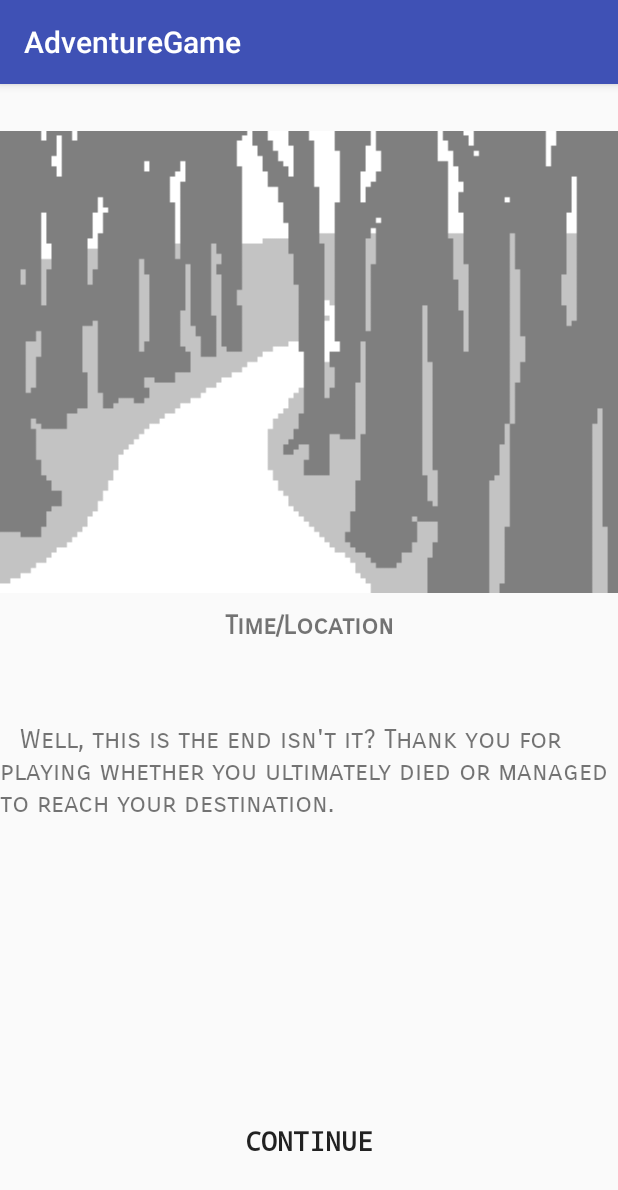
After one commit to Ji-Rath/AdventureGame, an Android app: the Finish screen opened directly, with no data from a screen before it, on a phone screen of 412 x 824 dp. The commit adds this screen. Shown: the top 1190 px of the screen. Run offline under Robolectric (Android 15) with nearby library versions, the phone set to English and light mode, and no system bars; 2 statements that could not run were skipped.

Commit message:
- Finishing touches, add end game - fix minor bugs - QoL adjustments

```diff
--- a/app/src/main/java/com/example/gareth_aguilar/adventuregame/Encounter.java
+++ b/app/src/main/java/com/example/gareth_aguilar/adventuregame/Encounter.java
@@ -35,9 +35,9 @@ public class Encounter extends AppCompatActivity {
         Intent intent = getIntent();
         if(intent.getExtras() != null) {
             game = (AdventureGame) intent.getSerializableExtra("Game");
-            p = rand.nextInt(2);
+            p = rand.nextInt(3);
             while (!game.getPlayer(p).isAvailable()) {
-                p = rand.nextInt(2);
+                p = rand.nextInt(3);
             }
             encounter = game.randomEvent(p, btn_left, btn_right, txt_main, img_main);
         }
@@ -48,7 +48,7 @@ public class Encounter extends AppCompatActivity {
                 String str  = "";
                 switch(encounter) {
                     case 0:
-                        txt_main.setText("One of the thieves draw their knife, "+game.getPlayer(p).getName()+"battles it out with his fists.");
+                        txt_main.setText("One of the thieves draw their knife, "+game.getPlayer(p).getName()+" battles it out with his fists.");
                         str += game.getPlayer(p).addHp(-30);
                         str += game.addProgress(-5);
                     break;
--- /dev/null
+++ b/app/src/main/java/com/example/gareth_aguilar/adventuregame/Finish.java
@@ -0,0 +1,56 @@
+package com.example.gareth_aguilar.adventuregame;
+
+import android.content.Intent;
+import android.os.Bundle;
+import android.support.v7.app.AppCompatActivity;
+import android.view.View;
+import android.widget.Button;
+import android.widget.ImageView;
+import android.widget.TextView;
+
+import java.util.Random;
+
+public class Finish extends AppCompatActivity {
+    private Button btn_finish_continue;
+    private TextView txt_time2, txt_finish;
+    private ImageView img_finish;
+    private AdventureGame game;
+    private Random rand;
+
+    @Override
+    protected void onCreate(Bundle savedInstanceState) {
+        super.onCreate(savedInstanceState);
+        setContentView(R.layout.activity_finish);
+        btn_finish_continue = findViewById(R.id.btn_finish_continue);
+        txt_time2 = findViewById(R.id.txt_time2);
+        txt_finish = findViewById(R.id.txt_finish);
+        img_finish = findViewById(R.id.img_finish);
+        rand = new Random();
+
+
+        Intent intent = getIntent();
+        Bundle extra = intent.getExtras();
+        if(extra != null) {
+            game = (AdventureGame) intent.getSerializableExtra("Game");
+        }
+
+        if(game.getProgress() >= 100) {
+            img_finish.setImageResource(R.drawable.merchant);
+        }
+
+        txt_finish.setText("\tWell, this is the end isn't it? Thank you for playing whether you ultimately died or managed to reach your destination.");
+
+        txt_time2.setText(game.getTime()+" | "+game.getLocation());
+
+        btn_finish_continue.setOnClickListener(new View.OnClickListener() {
+            @Override
+            public void onClick(View v) {
+                openMenuActivity();
+            }
+        });
+    }
+    public void openMenuActivity() {
+        Intent intent = new Intent(this, MainActivity.class);
+        startActivity(intent);
+    }
+}
--- a/app/src/main/java/com/example/gareth_aguilar/adventuregame/Player.java
+++ b/app/src/main/java/com/example/gareth_aguilar/adventuregame/Player.java
@@ -102,6 +102,9 @@ public class Player implements Serializable {
     }
     public String addSanity(int d) {
         sanity += d;
+        if(sanity>100) {
+            sanity = 100;
+        }
         if (d > 0) {
             return (getName() + ": (+" + d + " SANITY) ");
         } else {
--- a/app/src/main/java/com/example/gareth_aguilar/adventuregame/Rest.java
+++ b/app/src/main/java/com/example/gareth_aguilar/adventuregame/Rest.java
@@ -36,7 +36,8 @@ public class Rest extends AppCompatActivity {
 
         game.addDay();
         for(int i=0;i<3;i++) {
-            game.getPlayer(i).addSanity(40);
+            game.getPlayer(i).addSanity(50);
+            game.getPlayer(i).addHp(15);
         }
 
         switch(rand.nextInt(6)) {
--- a/app/src/main/res/layout/activity_campfire.xml
+++ b/app/src/main/res/layout/activity_campfire.xml
@@ -49,7 +49,8 @@
             android:id="@+id/img_camp" android:layout_marginTop="44dp" android:layout_alignParentTop="true"
             android:layout_marginBottom="105dp" android:layout_alignBottom="@+id/txt_camptime"
             android:layout_alignParentEnd="true" android:layout_marginEnd="14dp"
-            android:background="@drawable/campfire2"/>
+            android:background="@drawable/campfire2" android:layout_alignParentStart="true"
+            android:layout_marginStart="11dp"/>
     <Button
             android:text="Main Menu"
             android:layout_width="144dp"
--- a/app/src/main/res/layout/activity_encounter.xml
+++ b/app/src/main/res/layout/activity_encounter.xml
@@ -27,7 +27,7 @@
             app:layout_constraintTop_toTopOf="parent"
             android:id="@+id/txt_main"
             android:textSize="20sp" android:textAlignment="center" android:layout_marginTop="101dp"
-            android:layout_below="@+id/img_main"/>
+            android:layout_below="@+id/img_main" android:fontFamily="sans-serif-smallcaps"/>
     <TextView
             android:layout_width="match_parent"
             android:layout_height="52dp"
@@ -36,7 +36,7 @@
             app:layout_constraintRight_toRightOf="parent"
             app:layout_constraintTop_toTopOf="parent"
             android:layout_alignParentBottom="true" android:layout_marginBottom="73dp" android:id="@+id/txt_details"
-            android:textSize="18sp" android:textAlignment="center"/>
+            android:textSize="18sp" android:textAlignment="center" android:fontFamily="sans-serif-smallcaps"/>
     <Button
             android:text="Main1"
             android:layout_width="164dp"
--- /dev/null
+++ b/app/src/main/res/layout/activity_finish.xml
@@ -0,0 +1,43 @@
+<?xml version="1.0" encoding="utf-8"?>
+<android.support.constraint.ConstraintLayout
+        xmlns:android="http://schemas.android.com/apk/res/android"
+        xmlns:tools="http://schemas.android.com/tools"
+        xmlns:app="http://schemas.android.com/apk/res-auto"
+        android:layout_width="match_parent"
+        android:layout_height="match_parent"
+        tools:context=".CreateCharacters">
+    <RelativeLayout
+            android:layout_width="match_parent"
+            android:layout_height="match_parent" tools:layout_editor_absoluteY="32dp"
+            tools:layout_editor_absoluteX="0dp">
+
+        <TextView
+                android:text="Time/Location"
+                android:layout_width="match_parent"
+                android:layout_height="39dp" android:id="@+id/txt_time2" android:layout_marginTop="350dp"
+                android:layout_alignParentTop="true" android:textAlignment="center" android:textSize="18sp"
+                android:fontFamily="sans-serif-smallcaps" android:textStyle="bold"/>
+        <Button
+                android:text="Continue"
+                android:layout_width="match_parent"
+                android:layout_height="wrap_content" android:layout_alignParentBottom="true"
+                android:layout_marginBottom="39dp"
+                android:id="@+id/btn_finish_continue"
+                style="@style/Widget.AppCompat.Button.Borderless" android:textSize="18sp"
+                android:fontFamily="monospace" android:textStyle="bold"/>
+        <ImageView
+                android:layout_width="match_parent"
+                android:layout_height="308dp"
+                android:layout_alignParentTop="true" android:layout_marginTop="31dp"
+                android:id="@+id/img_finish"
+                android:layout_alignParentStart="true" android:layout_marginStart="0dp"
+                android:layout_above="@+id/txtinput_1" android:layout_marginBottom="35dp"
+                app:srcCompat="@drawable/trees" android:scaleType="centerCrop"/>
+        <TextView
+                android:text="TextView"
+                android:layout_width="match_parent"
+                android:layout_height="122dp" android:id="@+id/txt_finish"
+                android:layout_alignParentBottom="true" android:layout_marginBottom="220dp"
+                android:fontFamily="sans-serif-smallcaps" android:textSize="18sp"/>
+    </RelativeLayout>
+</android.support.constraint.ConstraintLayout>
--- a/app/src/main/res/layout/activity_rest.xml
+++ b/app/src/main/res/layout/activity_rest.xml
@@ -8,7 +8,7 @@
             android:layout_width="match_parent"
             tools:layout_editor_absoluteY="67dp"
             tools:layout_editor_absoluteX="42dp" android:id="@+id/btn_rest_continue"
-            android:layout_alignParentBottom="true" android:layout_marginBottom="0dp"
+            android:layout_alignParentBottom="true" android:layout_marginBottom="30dp"
             android:layout_alignStart="@+id/txt_main" android:layout_marginLeft="0dp"
             android:layout_height="wrap_content" style="@style/Widget.AppCompat.Button.Borderless"
             android:textSize="18sp" android:textStyle="bold" android:fontFamily="monospace"/>
```
Also changed, not shown: app/src/main/AndroidManifest.xml (+17 -7 lines), app/src/main/java/com/example/gareth_aguilar/adventuregame/AdventureGame.java (+13 -3 lines), app/src/main/java/com/example/gareth_aguilar/adventuregame/PlayerStatus.java (+15 -6 lines), app/src/main/java/com/example/gareth_aguilar/adventuregame/Traveling.java (+32 -7 lines), app/src/main/res/layout/activity_status.xml (+15 -15 lines), app/src/main/res/layout/activity_traveling.xml (+30 -26 lines), app/src/main/res/drawable-nodpi/merchant.png (added), app/src/main/res/drawable-nodpi/player1hurt.png (added), app/src/main/res/drawable-nodpi/player2hurt.png (added), app/src/main/res/drawable-nodpi/player3hurt.png (added), app/src/main/res/drawable-nodpi/trees.png (added).
